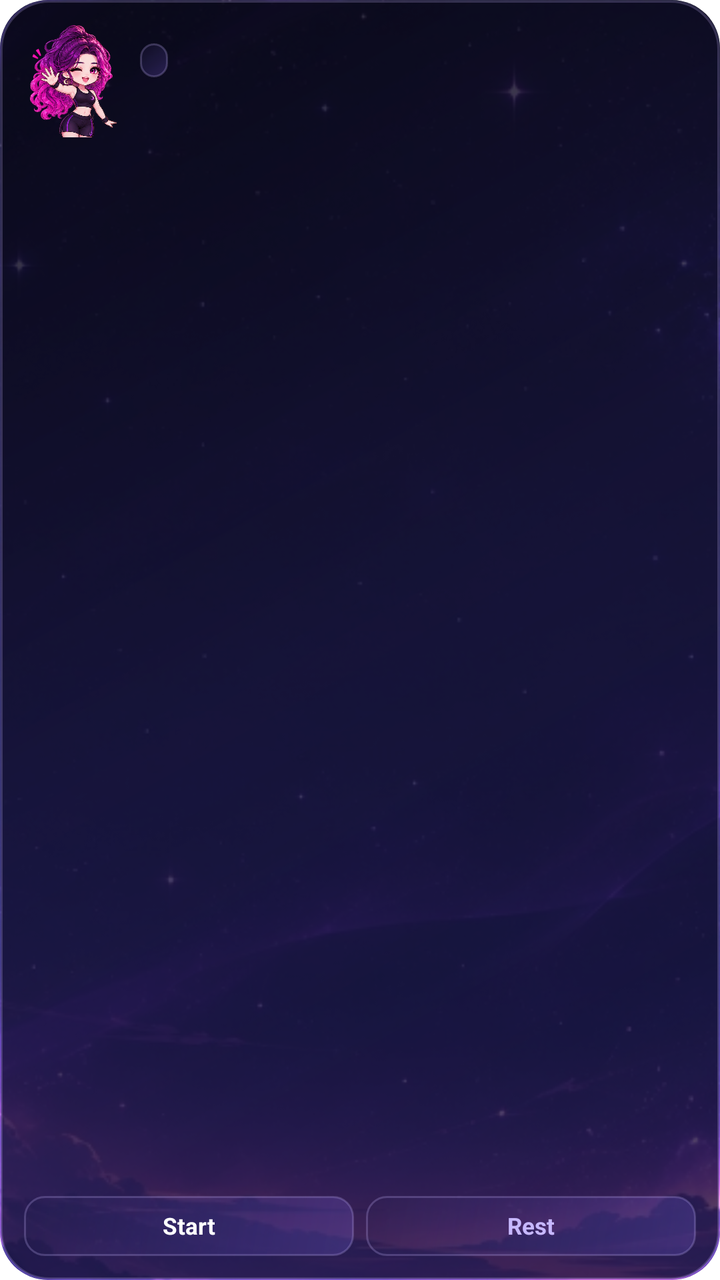
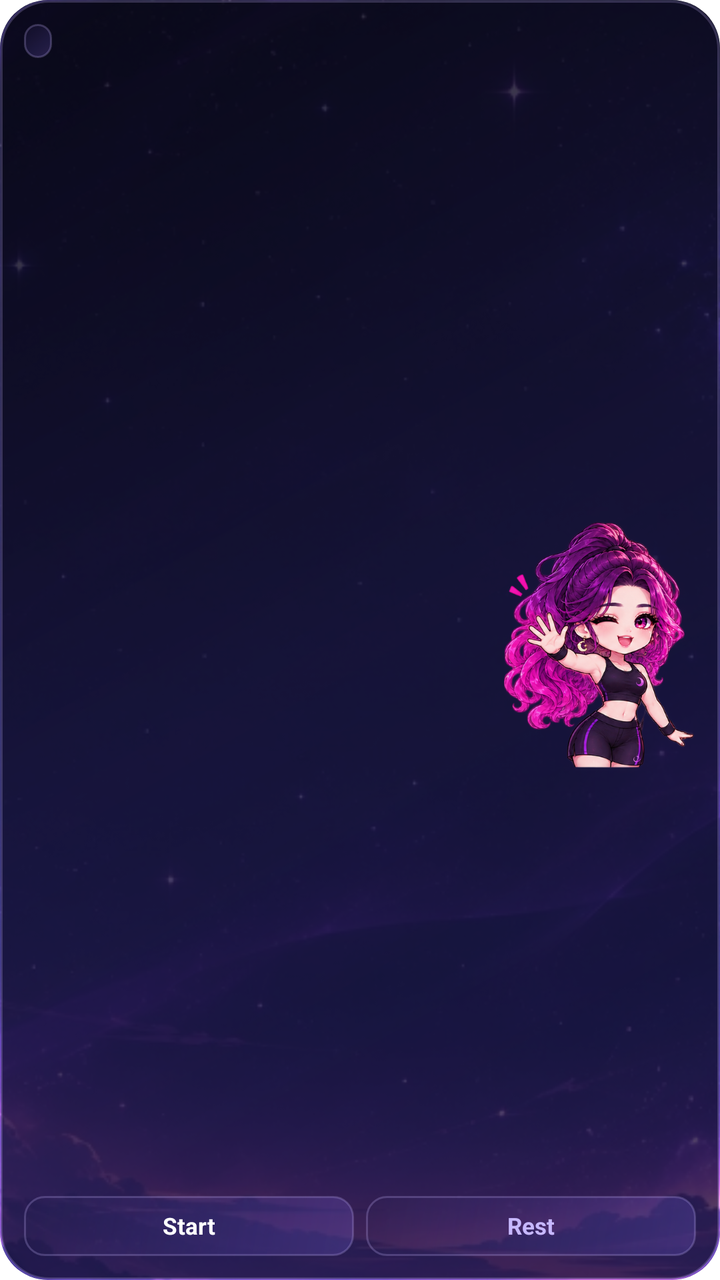

Two renders of the same Android screen: before a commit and after it. Below are the layout's source before the change and the commit's diff.
<!-- AndroidManifest.xml: fallback theme Theme.MaterialComponents.DayNight.NoActionBar -->
<!-- res/layout/widget_workout.xml -->
<?xml version="1.0" encoding="utf-8"?>
<FrameLayout xmlns:android="http://schemas.android.com/apk/res/android"
    android:id="@+id/root"
    android:layout_width="match_parent"
    android:layout_height="match_parent"
    android:background="@drawable/widget_scrim"
    android:clipToOutline="true">

    <ImageView
        android:layout_width="match_parent"
        android:layout_height="match_parent"
        android:scaleType="centerCrop"
        android:src="@drawable/widget_celestial_bg" />

    <FrameLayout
        android:layout_width="match_parent"
        android:layout_height="match_parent"
        android:background="@drawable/widget_scrim" />

    <LinearLayout
        android:layout_width="match_parent"
        android:layout_height="match_parent"
        android:orientation="vertical"
        android:padding="12dp">

        <LinearLayout
            android:layout_width="match_parent"
            android:layout_height="wrap_content"
            android:gravity="center_vertical"
            android:orientation="horizontal">

            <ImageView
                android:id="@+id/coach_img"
                android:layout_width="50dp"
                android:layout_height="58dp"
                android:scaleType="fitCenter"
                android:src="@drawable/coach_greet" />

            <LinearLayout
                android:layout_width="0dp"
                android:layout_height="wrap_content"
                android:layout_marginStart="8dp"
                android:layout_weight="1"
                android:orientation="vertical">

                <TextView
                    android:id="@+id/badge"
                    android:layout_width="wrap_content"
                    android:layout_height="wrap_content"
                    android:background="@drawable/widget_pill_bg"
                    android:ellipsize="end"
                    android:maxLines="1"
                    android:paddingLeft="7dp"
                    android:paddingTop="2dp"
                    android:paddingRight="7dp"
                    android:paddingBottom="2dp"
                    android:textColor="#7DE2C7"
                    android:textSize="9.5sp"
                    android:textStyle="bold" />

                <TextView
                    android:id="@+id/title"
                    android:layout_width="match_parent"
                    android:layout_height="wrap_content"
                    android:layout_marginTop="4dp"
                    android:ellipsize="end"
                    android:maxLines="2"
                    android:textColor="#FFFFFF"
                    android:textSize="13sp"
                    android:textStyle="bold" />
            </LinearLayout>
        </LinearLayout>

        <TextView
            android:id="@+id/subtitle"
            android:layout_width="match_parent"
            android:layout_height="0dp"
            android:layout_marginTop="6dp"
            android:layout_weight="1"
            android:ellipsize="end"
            android:gravity="center_vertical"
            android:maxLines="2"
            android:textColor="#ECE8FF"
            android:textSize="11sp" />

        <LinearLayout
            android:id="@+id/actions_row"
            android:layout_width="match_parent"
            android:layout_height="wrap_content"
            android:layout_marginTop="6dp"
            android:orientation="horizontal">

            <TextView
                android:id="@+id/btn_start"
                android:layout_width="0dp"
                android:layout_height="30dp"
                android:layout_weight="1"
                android:background="@drawable/widget_pill_bg"
                android:gravity="center"
                android:maxLines="1"
                android:text="Start"
                android:textColor="#FFFFFF"
                android:textSize="11.5sp"
                android:textStyle="bold" />

            <TextView
                android:id="@+id/btn_rest"
                android:layout_width="0dp"
                android:layout_height="30dp"
                android:layout_marginStart="6dp"
                android:layout_weight="1"
                android:background="@drawable/widget_pill_bg"
                android:gravity="center"
                android:maxLines="1"
                android:text="Rest"
                android:textColor="#C7B8FF"
                android:textSize="11.5sp"
                android:textStyle="bold" />
        </LinearLayout>
    </LinearLayout>
</FrameLayout>
<!-- resources referenced by this layout -->
<resources>
  <!-- drawable coach_greet: png bitmap (drawable-nodpi, 324439 bytes) -->
  <!-- drawable widget_celestial_bg: jpg bitmap (drawable-nodpi, 240952 bytes) -->
  <!-- drawable widget_pill_bg (drawable) -->
  <?xml version="1.0" encoding="utf-8"?>
  <shape xmlns:android="http://schemas.android.com/apk/res/android" android:shape="rectangle">
      <gradient
          android:angle="135"
          android:startColor="#3D8065E8"
          android:endColor="#29292052" />
      <corners android:radius="10dp" />
      <stroke
          android:width="1dp"
          android:color="#3DC7B8FF" />
  </shape>
  <!-- drawable widget_scrim (drawable) -->
  <?xml version="1.0" encoding="utf-8"?>
  <shape xmlns:android="http://schemas.android.com/apk/res/android" android:shape="rectangle">
      <gradient
          android:angle="135"
          android:startColor="#B811102B"
          android:centerColor="#C4171436"
          android:endColor="#D9090817" />
      <corners android:radius="24dp" />
      <stroke
          android:width="1.2dp"
          android:color="#38C7B8FF" />
  </shape>
</resources>

<!-- the commit's change to res/layout/widget_workout.xml (unified diff, before → after) -->
@@ -23,65 +23,59 @@
         android:orientation="vertical"
         android:padding="12dp">
 
+        <TextView
+            android:id="@+id/badge"
+            android:layout_width="wrap_content"
+            android:layout_height="wrap_content"
+            android:background="@drawable/widget_pill_bg"
+            android:ellipsize="end"
+            android:maxLines="1"
+            android:paddingLeft="7dp"
+            android:paddingTop="2dp"
+            android:paddingRight="7dp"
+            android:paddingBottom="2dp"
+            android:textColor="#7DE2C7"
+            android:textSize="9.5sp"
+            android:textStyle="bold" />
+
+        <TextView
+            android:id="@+id/title"
+            android:layout_width="match_parent"
+            android:layout_height="wrap_content"
+            android:layout_marginTop="4dp"
+            android:ellipsize="end"
+            android:maxLines="2"
+            android:textColor="#FFFFFF"
+            android:textSize="13sp"
+            android:textStyle="bold" />
+
         <LinearLayout
             android:layout_width="match_parent"
-            android:layout_height="wrap_content"
+            android:layout_height="0dp"
+            android:layout_marginTop="4dp"
+            android:layout_weight="1"
             android:gravity="center_vertical"
             android:orientation="horizontal">
 
+            <TextView
+                android:id="@+id/subtitle"
+                android:layout_width="0dp"
+                android:layout_height="wrap_content"
+                android:layout_weight="1"
+                android:ellipsize="end"
+                android:maxLines="3"
+                android:textColor="#ECE8FF"
+                android:textSize="11sp" />
+
             <ImageView
                 android:id="@+id/coach_img"
-                android:layout_width="50dp"
-                android:layout_height="58dp"
+                android:layout_width="96dp"
+                android:layout_height="match_parent"
+                android:layout_marginStart="6dp"
+                android:adjustViewBounds="true"
                 android:scaleType="fitCenter"
                 android:src="@drawable/coach_greet" />
-
-            <LinearLayout
-                android:layout_width="0dp"
-                android:layout_height="wrap_content"
-                android:layout_marginStart="8dp"
-                android:layout_weight="1"
-                android:orientation="vertical">
-
-                <TextView
-                    android:id="@+id/badge"
-                    android:layout_width="wrap_content"
-                    android:layout_height="wrap_content"
-                    android:background="@drawable/widget_pill_bg"
-                    android:ellipsize="end"
-                    android:maxLines="1"
-                    android:paddingLeft="7dp"
-                    android:paddingTop="2dp"
-                    android:paddingRight="7dp"
-                    android:paddingBottom="2dp"
-                    android:textColor="#7DE2C7"
-                    android:textSize="9.5sp"
-                    android:textStyle="bold" />
-
-                <TextView
-                    android:id="@+id/title"
-                    android:layout_width="match_parent"
-                    android:layout_height="wrap_content"
-                    android:layout_marginTop="4dp"
-                    android:ellipsize="end"
-                    android:maxLines="2"
-                    android:textColor="#FFFFFF"
-                    android:textSize="13sp"
-                    android:textStyle="bold" />
-            </LinearLayout>
         </LinearLayout>
-
-        <TextView
-            android:id="@+id/subtitle"
-            android:layout_width="match_parent"
-            android:layout_height="0dp"
-            android:layout_marginTop="6dp"
-            android:layout_weight="1"
-            android:ellipsize="end"
-            android:gravity="center_vertical"
-            android:maxLines="2"
-            android:textColor="#ECE8FF"
-            android:textSize="11sp" />
 
         <LinearLayout
             android:id="@+id/actions_row"
